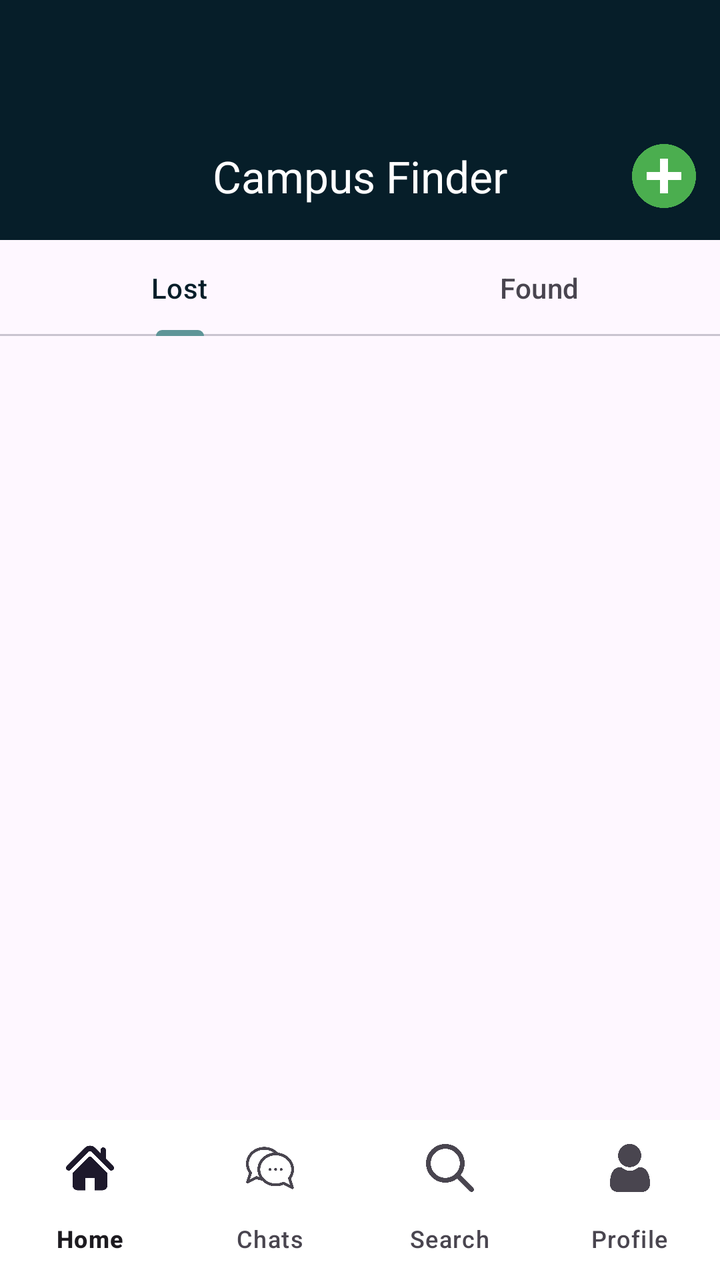
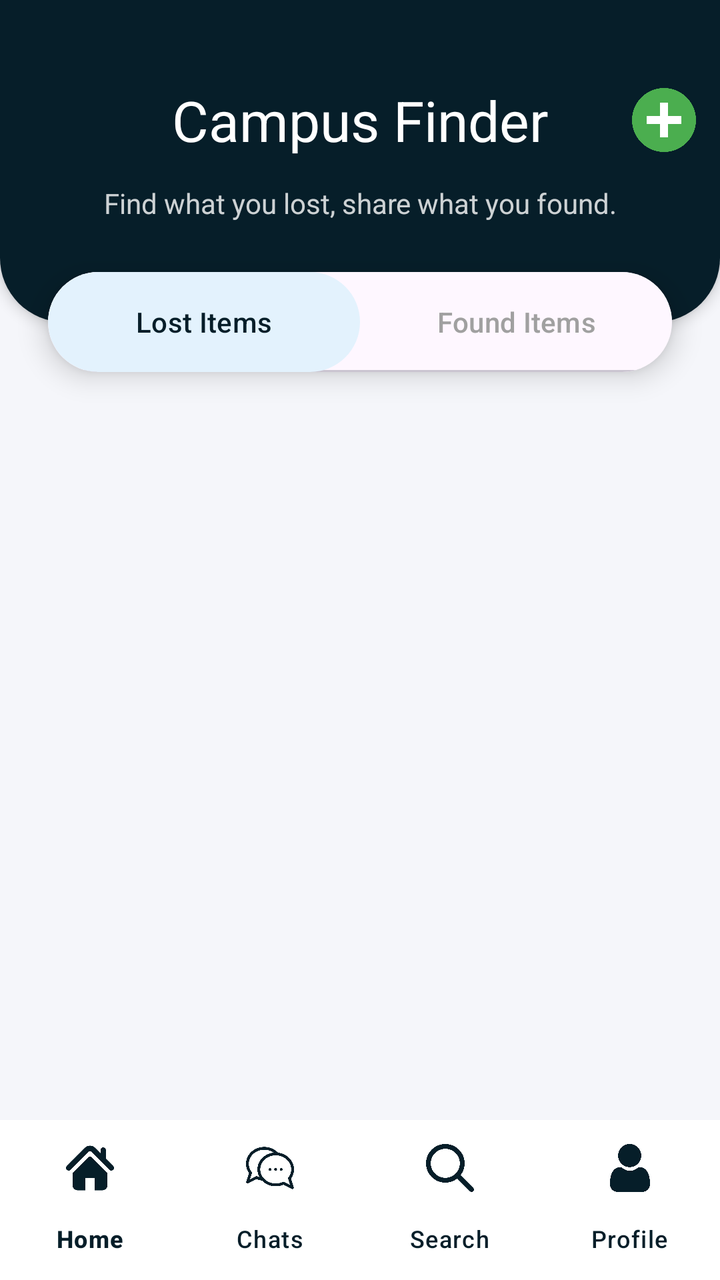

An Android layout rendered at two revisions. The XML below is the earlier revision; the diff shows what the commit changed to produce the second picture.
<!-- AndroidManifest.xml: application theme Theme.Finder -->
<!-- res/layout/activity_home.xml -->
<?xml version="1.0" encoding="utf-8"?>
<androidx.constraintlayout.widget.ConstraintLayout
    xmlns:android="http://schemas.android.com/apk/res/android"
    xmlns:app="http://schemas.android.com/apk/res-auto"
    android:id="@+id/main"
    android:layout_width="match_parent"
    android:layout_height="match_parent"
    android:fitsSystemWindows="false">

    
    <View
        android:id="@+id/statusBarBackground"
        android:layout_width="0dp"
        android:layout_height="?android:attr/actionBarSize"
        android:background="@color/primary_dark"
        app:layout_constraintTop_toTopOf="parent"
        app:layout_constraintStart_toStartOf="parent"
        app:layout_constraintEnd_toEndOf="parent" />

    <com.google.android.material.appbar.AppBarLayout
        android:id="@+id/appBarLayout"
        android:layout_width="match_parent"
        android:layout_height="wrap_content"
        android:fitsSystemWindows="false"
        app:layout_constraintTop_toBottomOf="@id/statusBarBackground"
        app:layout_constraintStart_toStartOf="parent"
        app:layout_constraintEnd_toEndOf="parent">

        <com.google.android.material.appbar.MaterialToolbar
            android:id="@+id/topAppBar"
            android:layout_width="match_parent"
            android:layout_height="?attr/actionBarSize"
            android:background="@color/primary_dark"
            app:title="Campus Finder"
            app:titleTextColor="@android:color/white"
            app:titleCentered="true"
            app:menu="@menu/menu_add_only" />  

    </com.google.android.material.appbar.AppBarLayout>

    <LinearLayout
        android:layout_width="match_parent"
        android:layout_height="0dp"
        android:orientation="vertical"
        app:layout_constraintTop_toBottomOf="@id/appBarLayout"
        app:layout_constraintBottom_toTopOf="@id/bottomNavigation"
        app:layout_constraintStart_toStartOf="parent"
        app:layout_constraintEnd_toEndOf="parent">

        <com.google.android.material.tabs.TabLayout
            android:id="@+id/tabLayout"
            android:layout_width="match_parent"
            android:layout_height="wrap_content"
            app:tabIndicatorColor="@color/buttons"
            app:tabSelectedTextColor="@color/primary_dark">

            <com.google.android.material.tabs.TabItem
                android:layout_width="wrap_content"
                android:layout_height="wrap_content"
                android:text="Lost"/>

            <com.google.android.material.tabs.TabItem
                android:layout_width="wrap_content"
                android:layout_height="wrap_content"
                android:text="Found"/>
        </com.google.android.material.tabs.TabLayout>

        <androidx.recyclerview.widget.RecyclerView
            android:id="@+id/rvItems"
            android:layout_width="match_parent"
            android:layout_height="match_parent"
            android:padding="8dp"
            android:clipToPadding="false"/>
    </LinearLayout>

    <com.google.android.material.bottomnavigation.BottomNavigationView
        android:id="@+id/bottomNavigation"
        android:layout_width="match_parent"
        android:layout_height="wrap_content"
        android:background="@android:color/white"
        app:menu="@menu/bottom_nav_menu"
        app:labelVisibilityMode="labeled"
        app:elevation="8dp"
        app:layout_constraintBottom_toBottomOf="parent"
        app:layout_constraintStart_toStartOf="parent"
        app:layout_constraintEnd_toEndOf="parent"/>

</androidx.constraintlayout.widget.ConstraintLayout>
<!-- resources referenced by this layout -->
<resources>
  <color name="buttons">#5F9598</color>
  <color name="primary_dark">#061E29</color>
  <style name="Theme.Finder" parent="Base.Theme.Finder" />
  <style name="Base.Theme.Finder" parent="Theme.Material3.DayNight.NoActionBar">
          <item name="android:statusBarColor">@android:color/transparent</item>
          <item name="android:windowLightStatusBar">false</item>
      </style>
</resources>

<!-- the commit's change to res/layout/activity_home.xml (unified diff, before → after) -->
@@ -2,76 +2,96 @@
 <androidx.constraintlayout.widget.ConstraintLayout
     xmlns:android="http://schemas.android.com/apk/res/android"
     xmlns:app="http://schemas.android.com/apk/res-auto"
+    xmlns:tools="http://schemas.android.com/tools"
     android:id="@+id/main"
     android:layout_width="match_parent"
     android:layout_height="match_parent"
+    android:background="#F5F6FA"
     android:fitsSystemWindows="false">
 
-    
-    <View
-        android:id="@+id/statusBarBackground"
-        android:layout_width="0dp"
-        android:layout_height="?android:attr/actionBarSize"
-        android:background="@color/primary_dark"
-        app:layout_constraintTop_toTopOf="parent"
-        app:layout_constraintStart_toStartOf="parent"
-        app:layout_constraintEnd_toEndOf="parent" />
-
-    <com.google.android.material.appbar.AppBarLayout
-        android:id="@+id/appBarLayout"
+    <androidx.constraintlayout.widget.ConstraintLayout
+        android:id="@+id/headerContainer"
         android:layout_width="match_parent"
         android:layout_height="wrap_content"
-        android:fitsSystemWindows="false"
-        app:layout_constraintTop_toBottomOf="@id/statusBarBackground"
-        app:layout_constraintStart_toStartOf="parent"
-        app:layout_constraintEnd_toEndOf="parent">
+        android:background="@drawable/bg_curved_header"
+        android:paddingBottom="50dp"
+        android:elevation="4dp"
+        app:layout_constraintTop_toTopOf="parent">
 
         <com.google.android.material.appbar.MaterialToolbar
             android:id="@+id/topAppBar"
             android:layout_width="match_parent"
             android:layout_height="?attr/actionBarSize"
-            android:background="@color/primary_dark"
+            android:layout_marginTop="28dp"
+            android:background="@android:color/transparent"
+            app:layout_constraintTop_toTopOf="parent"
+            app:menu="@menu/menu_add_only"
             app:title="Campus Finder"
+            app:titleCentered="true"
+            app:titleTextAppearance="@style/TextAppearance.Material3.HeadlineMedium"
             app:titleTextColor="@android:color/white"
-            app:titleCentered="true"
-            app:menu="@menu/menu_add_only" />  
+            tools:layout_editor_absoluteX="0dp" />
 
-    </com.google.android.material.appbar.AppBarLayout>
+        <TextView
+            android:id="@+id/tvSubtitle"
+            android:layout_width="wrap_content"
+            android:layout_height="wrap_content"
+            android:text="Find what you lost, share what you found."
+            android:textColor="#CCFFFFFF"
+            android:textSize="14sp"
+            app:layout_constraintTop_toBottomOf="@id/topAppBar"
+            app:layout_constraintStart_toStartOf="parent"
+            app:layout_constraintEnd_toEndOf="parent"
+            android:layout_marginBottom="16dp"/>
 
-    <LinearLayout
+    </androidx.constraintlayout.widget.ConstraintLayout>
+
+    <com.google.android.material.card.MaterialCardView
+        android:id="@+id/tabCard"
         android:layout_width="match_parent"
-        android:layout_height="0dp"
-        android:orientation="vertical"
-        app:layout_constraintTop_toBottomOf="@id/appBarLayout"
-        app:layout_constraintBottom_toTopOf="@id/bottomNavigation"
-        app:layout_constraintStart_toStartOf="parent"
-        app:layout_constraintEnd_toEndOf="parent">
+        android:layout_height="wrap_content"
+        android:layout_marginHorizontal="24dp"
+        app:cardCornerRadius="50dp"
+        app:cardElevation="8dp"
+        app:strokeWidth="0dp"
+        app:layout_constraintTop_toBottomOf="@id/headerContainer"
+        app:layout_constraintBottom_toBottomOf="@id/headerContainer">
 
         <com.google.android.material.tabs.TabLayout
             android:id="@+id/tabLayout"
             android:layout_width="match_parent"
-            android:layout_height="wrap_content"
-            app:tabIndicatorColor="@color/buttons"
-            app:tabSelectedTextColor="@color/primary_dark">
+            android:layout_height="50dp"
+            app:tabIndicatorHeight="0dp"
+            app:tabSelectedTextColor="@color/primary_dark"
+            app:tabTextColor="#A0A0A0"
+            app:tabBackground="@drawable/selector_tab_pill"
+            app:tabMode="fixed"
+            app:tabGravity="fill">
 
             <com.google.android.material.tabs.TabItem
                 android:layout_width="wrap_content"
                 android:layout_height="wrap_content"
-                android:text="Lost"/>
+                android:text="Lost Items"/>
 
             <com.google.android.material.tabs.TabItem
                 android:layout_width="wrap_content"
                 android:layout_height="wrap_content"
-                android:text="Found"/>
+                android:text="Found Items"/>
         </com.google.android.material.tabs.TabLayout>
 
-        <androidx.recyclerview.widget.RecyclerView
-            android:id="@+id/rvItems"
-            android:layout_width="match_parent"
-            android:layout_height="match_parent"
-            android:padding="8dp"
-            android:clipToPadding="false"/>
-    </LinearLayout>
+    </com.google.android.material.card.MaterialCardView>
+
+    <androidx.recyclerview.widget.RecyclerView
+        android:id="@+id/rvItems"
+        android:layout_width="match_parent"
+        android:layout_height="0dp"
+        android:paddingTop="40dp"
+        android:paddingHorizontal="1dp"
+        android:clipToPadding="false"
+        app:layout_constraintTop_toBottomOf="@id/headerContainer"
+        app:layout_constraintBottom_toTopOf="@id/bottomNavigation"
+        app:layout_constraintStart_toStartOf="parent"
+        app:layout_constraintEnd_toEndOf="parent"/>
 
     <com.google.android.material.bottomnavigation.BottomNavigationView
         android:id="@+id/bottomNavigation"
@@ -79,10 +99,10 @@
         android:layout_height="wrap_content"
         android:background="@android:color/white"
         app:menu="@menu/bottom_nav_menu"
+        app:itemIconTint="@color/primary_dark"
+        app:itemTextColor="@color/primary_dark"
         app:labelVisibilityMode="labeled"
-        app:elevation="8dp"
-        app:layout_constraintBottom_toBottomOf="parent"
-        app:layout_constraintStart_toStartOf="parent"
-        app:layout_constraintEnd_toEndOf="parent"/>
+        app:elevation="16dp"
+        app:layout_constraintBottom_toBottomOf="parent"/>
 
 </androidx.constraintlayout.widget.ConstraintLayout>
<!-- resource entries referenced after the edit -->
@@ -1,7 +1,29 @@
 <!-- resources referenced by this layout -->
 <resources>
-  <color name="buttons">#5F9598</color>
   <color name="primary_dark">#061E29</color>
+  <!-- drawable bg_curved_header (drawable) -->
+  <shape xmlns:android="http://schemas.android.com/apk/res/android"
+      android:shape="rectangle">
+      <solid android:color="@color/primary_dark"/>
+      <corners
+          android:bottomLeftRadius="32dp"
+          android:bottomRightRadius="32dp"/>
+  </shape>
+  <!-- drawable selector_tab_pill (drawable) -->
+  <selector xmlns:android="http://schemas.android.com/apk/res/android">
+      <item android:state_selected="true">
+          <shape android:shape="rectangle">
+              <solid android:color="#E3F2FD"/> <corners android:radius="50dp"/>
+          </shape>
+      </item>
+  
+      <item>
+          <shape android:shape="rectangle">
+              <solid android:color="@android:color/transparent"/>
+              <corners android:radius="50dp"/>
+          </shape>
+      </item>
+  </selector>
   <style name="Theme.Finder" parent="Base.Theme.Finder" />
   <style name="Base.Theme.Finder" parent="Theme.Material3.DayNight.NoActionBar">
           <item name="android:statusBarColor">@android:color/transparent</item>
